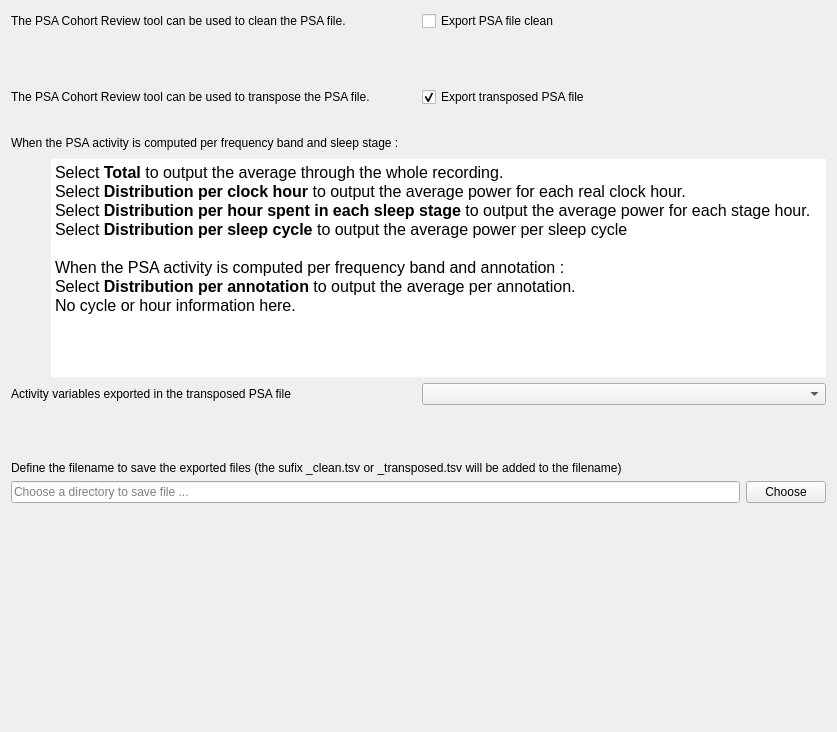
Before: the Qt Designer form tools/CEAMSTools/PSACohortReview/OutputFileStep/Ui_OutputFileStep.ui in SnoozToolbox/snooz-package-ceams, drawn with Qt 5.
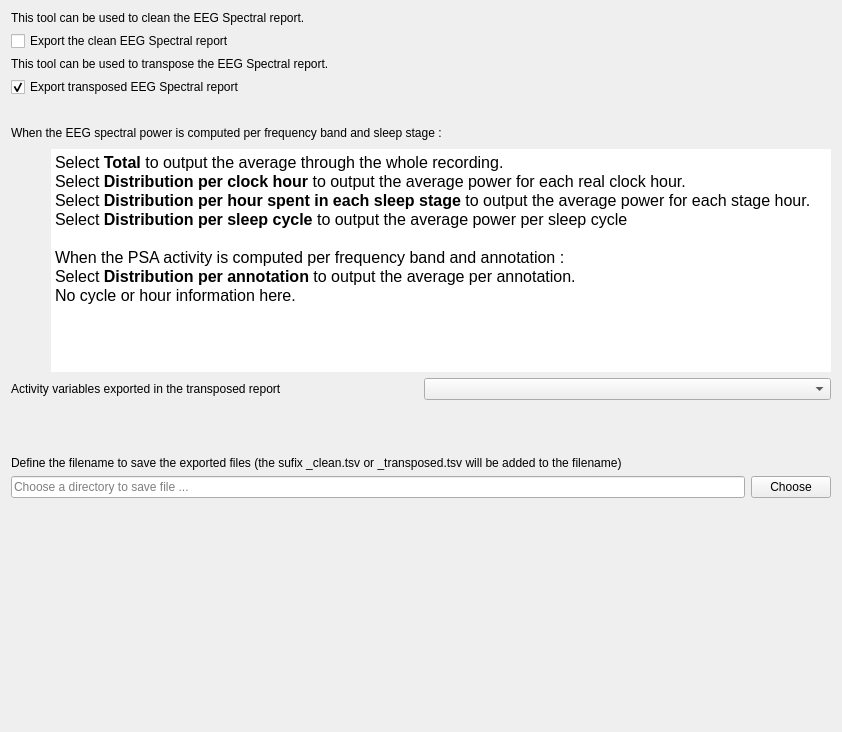
After: the same form once the commit is applied.

Commit message: Update the UI of the EEG Spectral Power tools (Analyse and Review) to remove PSA occurrences.

```diff
--- a/tools/CEAMSTools/PSACohortReview/OutputFileStep/Ui_OutputFileStep.ui
+++ b/tools/CEAMSTools/PSACohortReview/OutputFileStep/Ui_OutputFileStep.ui
@@ -6,7 +6,7 @@
    <rect>
     <x>0</x>
     <y>0</y>
-    <width>837</width>
+    <width>842</width>
     <height>732</height>
    </rect>
   </property>
@@ -34,9 +34,11 @@
         </size>
        </property>
        <property name="text">
-        <string>The PSA Cohort Review tool can be used to clean the PSA file.</string>
+        <string>This tool can be used to clean the EEG Spectral report.</string>
        </property>
       </widget>
+     </item>
+    </layout>
      </item>
      <item>
       <widget class="QCheckBox" name="export_raw_checkBox">
@@ -50,27 +52,9 @@
         <string>Check to export PSA activity of selected channels only (same format as the input PSA file).</string>
        </property>
        <property name="text">
-        <string>Export PSA file clean</string>
-       </property>
-      </widget>
-     </item>
-    </layout>
-   </item>
-   <item>
-    <spacer name="verticalSpacer">
-     <property name="orientation">
-      <enum>Qt::Orientation::Vertical</enum>
-     </property>
-     <property name="sizeType">
-      <enum>QSizePolicy::Policy::Fixed</enum>
-     </property>
-     <property name="sizeHint" stdset="0">
-      <size>
-       <width>40</width>
-       <height>50</height>
-      </size>
-     </property>
-    </spacer>
+      <string>Export the clean EEG Spectral report</string>
+     </property>
+    </widget>
    </item>
    <item>
     <layout class="QHBoxLayout" name="horizontalLayout_2">
@@ -89,9 +73,11 @@
         </size>
        </property>
        <property name="text">
-        <string>The PSA Cohort Review tool can be used to transpose the PSA file.</string>
+        <string>This tool can be used to transpose the EEG Spectral report.</string>
        </property>
       </widget>
+     </item>
+    </layout>
      </item>
      <item>
       <widget class="QCheckBox" name="export_transpose_checkBox">
@@ -105,15 +91,13 @@
         <string>Check to export the transposed PSA file. The format is one sujet per row and the selected channels (including ROIs) and frequency bands are packed as additional columns. </string>
        </property>
        <property name="text">
-        <string>Export transposed PSA file</string>
+      <string>Export transposed EEG Spectral report</string>
        </property>
        <property name="checked">
         <bool>true</bool>
        </property>
       </widget>
      </item>
-    </layout>
-   </item>
    <item>
     <spacer name="verticalSpacer_4">
      <property name="orientation">
@@ -139,7 +123,7 @@
       </size>
      </property>
      <property name="text">
-      <string>When the PSA activity is computed per frequency band and sleep stage :</string>
+      <string>When the EEG spectral power is computed per frequency band and sleep stage :</string>
      </property>
     </widget>
    </item>
@@ -216,7 +200,7 @@
         </size>
        </property>
        <property name="text">
-        <string>Activity variables exported in the transposed PSA file</string>
+        <string>Activity variables exported in the transposed report</string>
        </property>
       </widget>
      </item>
```
Lines whose indentation alone changed are shown as unchanged. The commit also changes 11 other files.
